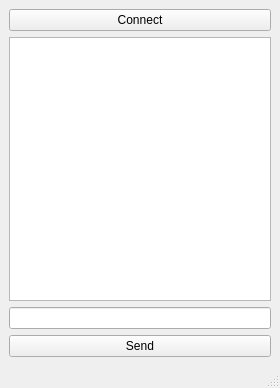
Old version of the form TeddyClient/clientwindow.ui in the repository TeddyReady/TeddyChat.
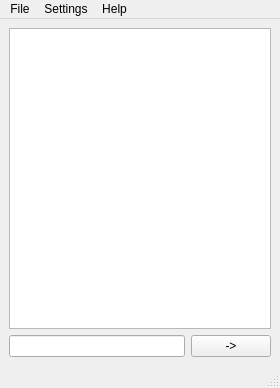
New version of the form.

```diff
--- a/TeddyClient/clientwindow.ui
+++ b/TeddyClient/clientwindow.ui
@@ -15,23 +15,16 @@
   </property>
   <widget class="QWidget" name="centralwidget">
    <layout class="QGridLayout" name="gridLayout">
-    <item row="0" column="0">
-     <widget class="QPushButton" name="connectButton">
-      <property name="text">
-       <string>Connect</string>
-      </property>
-     </widget>
-    </item>
-    <item row="1" column="0">
+    <item row="0" column="0" colspan="2">
      <widget class="QTextBrowser" name="incomingField"/>
     </item>
-    <item row="2" column="0">
+    <item row="1" column="0">
      <widget class="QLineEdit" name="messageField"/>
     </item>
-    <item row="3" column="0">
+    <item row="1" column="1">
      <widget class="QPushButton" name="sendButton">
       <property name="text">
-       <string>Send</string>
+       <string>-&gt;</string>
       </property>
      </widget>
     </item>
@@ -46,6 +39,34 @@
      <height>20</height>
     </rect>
    </property>
+   <widget class="QMenu" name="menuSettings">
+    <property name="title">
+     <string>Settings</string>
+    </property>
+    <addaction name="ipPortAct"/>
+    <addaction name="nameAct"/>
+    <addaction name="statusAct"/>
+   </widget>
+   <widget class="QMenu" name="menuHelp">
+    <property name="title">
+     <string>Help</string>
+    </property>
+    <addaction name="appAct"/>
+   </widget>
+   <widget class="QMenu" name="menuFile">
+    <property name="title">
+     <string>File</string>
+    </property>
+    <addaction name="connectAct"/>
+    <addaction name="disconnectAct"/>
+    <addaction name="separator"/>
+    <addaction name="saveHistoryAct"/>
+    <addaction name="separator"/>
+    <addaction name="quitAct"/>
+   </widget>
+   <addaction name="menuFile"/>
+   <addaction name="menuSettings"/>
+   <addaction name="menuHelp"/>
   </widget>
   <widget class="QStatusBar" name="statusbar"/>
  </widget>
```
Left out of the diff: 79 changed lines with no effect on the pictures.
